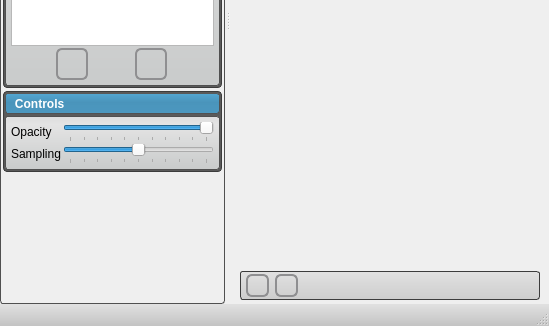
jamesra/VikingView, file src/Application/VikingViewApp.ui: the form before one commit; both pictures show x 0 to 549 and y 283 to 609 of the 549 by 609 pixel window.
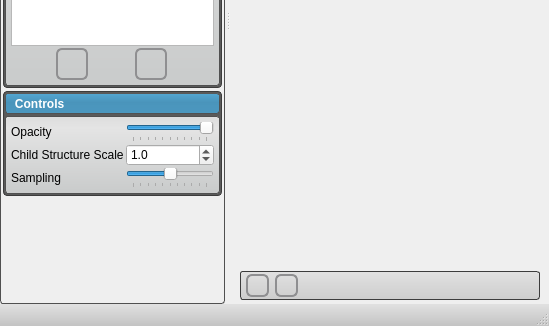
The form after the commit. Icons and pictures are not drawn. Custom widgets are drawn as their Qt base class.

Commit message: Added child structure scaling.

What changed in the file:
```diff
--- a/src/Application/VikingViewApp.ui
+++ b/src/Application/VikingViewApp.ui
@@ -820,14 +820,14 @@
                </property>
               </widget>
              </item>
-             <item row="1" column="0">
+             <item row="2" column="0">
               <widget class="QLabel" name="sampling_label">
                <property name="text">
                 <string>Sampling</string>
                </property>
               </widget>
              </item>
-             <item row="1" column="1">
+             <item row="2" column="1">
               <widget class="QSlider" name="sampling_slider">
                <property name="maximum">
                 <number>100</number>
@@ -843,6 +843,29 @@
                </property>
               </widget>
              </item>
+             <item row="1" column="0">
+              <widget class="QLabel" name="label">
+               <property name="text">
+                <string>Child Structure Scale</string>
+               </property>
+              </widget>
+             </item>
+             <item row="1" column="1">
+              <widget class="QDoubleSpinBox" name="child_scale">
+               <property name="decimals">
+                <number>1</number>
+               </property>
+               <property name="maximum">
+                <double>100.000000000000000</double>
+               </property>
+               <property name="singleStep">
+                <double>0.500000000000000</double>
+               </property>
+               <property name="value">
+                <double>1.000000000000000</double>
+               </property>
+              </widget>
+             </item>
             </layout>
            </item>
           </layout>
```
The commit also changes 7 other files.
